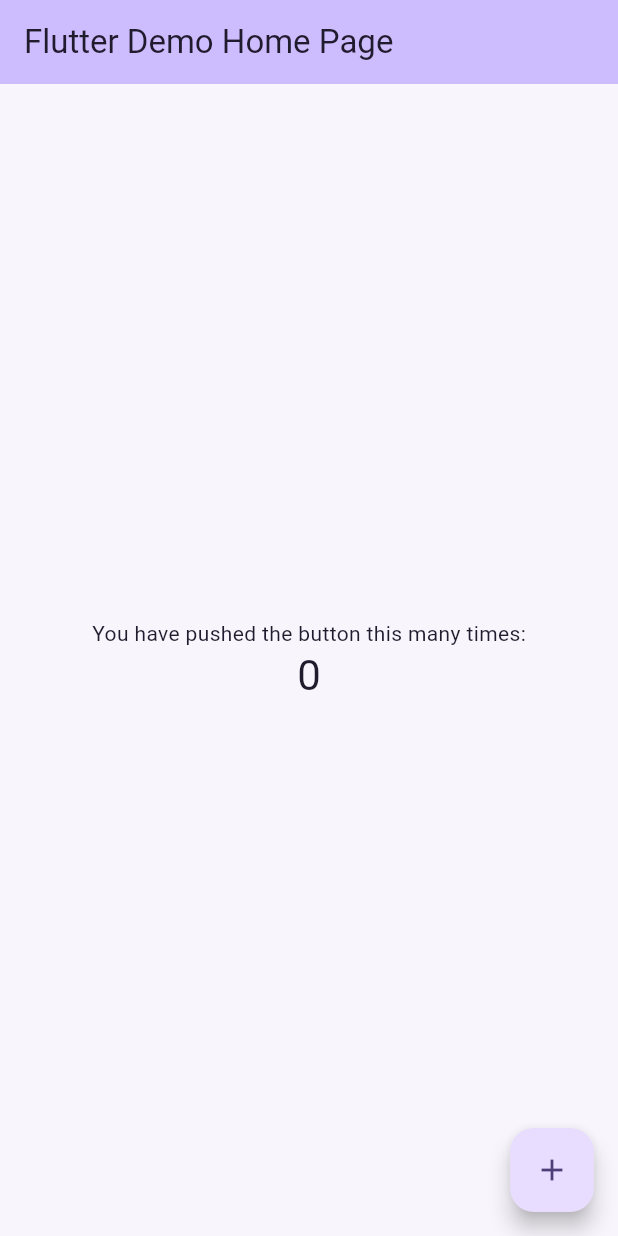
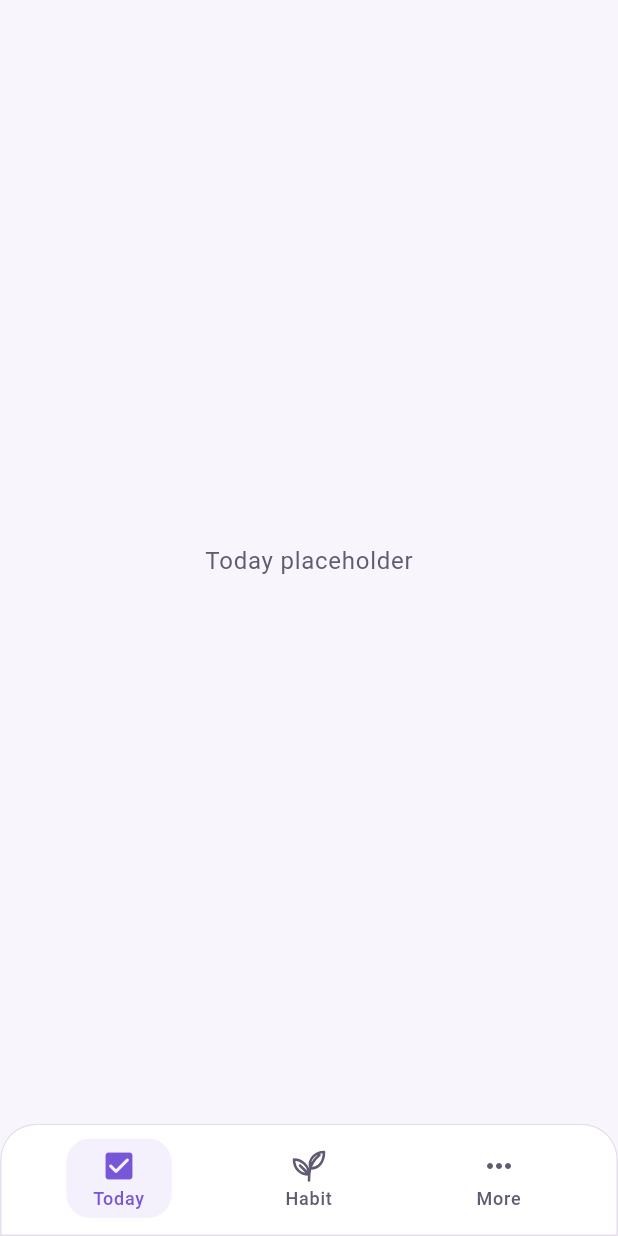
Before and after one commit to YMB01/Second-Brain, a Flutter app: the screen it shows after launch, on a phone screen of 412 x 824 dp. Run offline on Flutter 3.47's test engine with Material 3 defaults, Android fonts, the phone set to English and light mode, and no system bars.

Commit message:
feat: add main bottom navigation

```diff
--- /dev/null
+++ b/lib/features/main/main_page.dart
@@ -0,0 +1,59 @@
+import 'package:flutter/material.dart';
+
+import 'main_widget.dart';
+
+/// The root route owns the tab bar. Push deeper routes on the root Navigator
+/// (Navigator.of(context, rootNavigator: true)) to cover the entire shell.
+class MainPage extends StatefulWidget {
+  const MainPage({super.key});
+
+  @override
+  State<MainPage> createState() => _MainPageState();
+}
+
+class _MainPageState extends State<MainPage> {
+  int _selectedIndex = 0;
+
+  @override
+  Widget build(BuildContext context) {
+    return Scaffold(
+      body: SafeArea(
+        child: IndexedStack(
+          index: _selectedIndex,
+          children: const [
+            _TabPlaceholder(title: 'Today'),
+            _TabPlaceholder(title: 'Habit'),
+            _TabPlaceholder(title: 'More'),
+          ],
+        ),
+      ),
+      bottomNavigationBar: MainBottomNavigation(
+        selectedIndex: _selectedIndex,
+        onDestinationSelected: (index) {
+          if (index != _selectedIndex) {
+            setState(() => _selectedIndex = index);
+          }
+        },
+      ),
+    );
+  }
+}
+
+class _TabPlaceholder extends StatelessWidget {
+  const _TabPlaceholder({required this.title});
+
+  final String title;
+
+  @override
+  Widget build(BuildContext context) {
+    final theme = Theme.of(context);
+    return Center(
+      child: Text(
+        '$title placeholder',
+        style: theme.textTheme.bodyLarge?.copyWith(
+          color: theme.colorScheme.onSurfaceVariant,
+        ),
+      ),
+    );
+  }
+}
--- /dev/null
+++ b/lib/features/main/main_widget.dart
@@ -0,0 +1,161 @@
+import 'package:flutter/material.dart';
+
+class MainBottomNavigation extends StatelessWidget {
+  const MainBottomNavigation({
+    super.key,
+    required this.selectedIndex,
+    required this.onDestinationSelected,
+  });
+
+  final int selectedIndex;
+  final ValueChanged<int> onDestinationSelected;
+
+  @override
+  Widget build(BuildContext context) {
+    final colors = Theme.of(context).colorScheme;
+    return Material(
+      color: colors.surface,
+      shape: RoundedRectangleBorder(
+        borderRadius: const BorderRadius.vertical(top: Radius.circular(24)),
+        side: BorderSide(color: colors.outlineVariant),
+      ),
+      clipBehavior: Clip.antiAlias,
+      child: SafeArea(
+        top: false,
+        minimum: const EdgeInsets.fromLTRB(16, 6, 16, 8),
+        child: Row(
+          children: [
+            for (var index = 0; index < 3; index++)
+              Expanded(
+                child: _TabButton(
+                  index: index,
+                  selected: selectedIndex == index,
+                  onTap: () => onDestinationSelected(index),
+                ),
+              ),
+          ],
+        ),
+      ),
+    );
+  }
+}
+
+class _TabButton extends StatelessWidget {
+  const _TabButton({
+    required this.index,
+    required this.selected,
+    required this.onTap,
+  });
+
+  final int index;
+  final bool selected;
+  final VoidCallback onTap;
+
+  static const _labels = ['Today', 'Habit', 'More'];
+
+  @override
+  Widget build(BuildContext context) {
+    final theme = Theme.of(context);
+    final colors = theme.colorScheme;
+    final foreground = selected ? colors.primary : colors.onSurfaceVariant;
+    final largeText = MediaQuery.textScalerOf(context).scale(12) > 18;
+
+    return Semantics(
+      label: _labels[index],
+      button: true,
+      selected: selected,
+      onTap: onTap,
+      child: InkWell(
+        onTap: onTap,
+        borderRadius: BorderRadius.circular(18),
+        excludeFromSemantics: true,
+        child: ExcludeSemantics(
+          child: Padding(
+            padding: const EdgeInsets.symmetric(vertical: 4),
+            child: Center(
+              heightFactor: 1,
+              child: Ink(
+                decoration: BoxDecoration(
+                  color: selected
+                      ? colors.primary.withValues(alpha: 0.08)
+                      : Colors.transparent,
+                  borderRadius: BorderRadius.circular(16),
+                ),
+                padding: EdgeInsets.symmetric(
+                  horizontal: largeText ? 4 : 18,
+                  vertical: 6,
+                ),
+                child: Column(
+                  mainAxisSize: MainAxisSize.min,
+                  children: [
+                    if (index == 1)
+                      CustomPaint(
+                        size: const Size(24, 24),
+                        painter: _SproutPainter(foreground),
+                      )
+                    else
+                      Icon(
+                        index == 0
+                            ? (selected
+                                  ? Icons.check_box_rounded
+                                  : Icons.check_box_outlined)
+                            : Icons.more_horiz,
+                        size: 24,
+                        color: foreground,
+                      ),
+                    const SizedBox(height: 3),
+                    Text(
+                      _labels[index],
+                      textAlign: TextAlign.center,
+                      style: theme.textTheme.labelMedium?.copyWith(
+                        color: foreground,
+                        fontSize: 12,
+                        height: 1.2,
+                        fontWeight: FontWeight.w500,
+                      ),
+                    ),
+                  ],
+                ),
+              ),
+            ),
+          ),
+        ),
+      ),
+    );
+  }
+}
+
+/// Vector sprout matching the reference without adding an icon dependency.
+class _SproutPainter extends CustomPainter {
+  const _SproutPainter(this.color);
+
+  final Color color;
+
+  @override
+  void paint(Canvas canvas, Size size) {
+    canvas.save();
+    canvas.scale(size.width / 24, size.height / 24);
+    final paint = Paint()
+      ..color = color
+      ..style = PaintingStyle.stroke
+      ..strokeWidth = 1.7
+      ..strokeCap = StrokeCap.round
+      ..strokeJoin = StrokeJoin.round;
+    final path = Path()
+      ..moveTo(12, 22)
+      ..cubicTo(12, 15, 13, 10, 19, 5)
+      ..moveTo(13, 14)
+      ..cubicTo(11, 7, 17, 3, 22, 3)
+      ..cubicTo(22, 9, 19, 14, 13, 14)
+      ..moveTo(12, 18)
+      ..cubicTo(12, 12, 7, 8, 2, 8)
+      ..cubicTo(2, 14, 6, 18, 12, 18)
+      ..moveTo(6, 12)
+      ..lineTo(12, 18);
+    canvas.drawPath(path, paint);
+    canvas.restore();
+  }
+
+  @override
+  bool shouldRepaint(_SproutPainter oldDelegate) => color != oldDelegate.color;
+}
--- a/lib/main.dart
+++ b/lib/main.dart
@@ -1,6 +1,7 @@
 import 'package:flutter/material.dart';
 
 import 'core/theme/app_theme.dart';
+import 'features/main/main_page.dart';
 
 void main() {
   runApp(const MyApp());
@@ -9,7 +10,6 @@ void main() {
 class MyApp extends StatelessWidget {
   const MyApp({super.key});
 
-  // This widget is the root of your application.
   @override
   Widget build(BuildContext context) {
     return MaterialApp(
@@ -17,93 +17,7 @@ class MyApp extends StatelessWidget {
       theme: AppTheme.light,
       darkTheme: AppTheme.dark,
       themeMode: ThemeMode.system,
-      home: const MyHomePage(title: 'Flutter Demo Home Page'),
+      home: const MainPage(),
     );
   }
 }
-
-class MyHomePage extends StatefulWidget {
-  const MyHomePage({super.key, required this.title});
-
-  // This widget is the home page of your application. It is stateful, meaning
-  // that it has a State object (defined below) that contains fields that affect
-  // how it looks.
-
-  // This class is the configuration for the state. It holds the values (in this
-  // case the title) provided by the parent (in this case the App widget) and
-  // used by the build method of the State. Fields in a Widget subclass are
-  // always marked "final".
-
-  final String title;
-
-  @override
-  State<MyHomePage> createState() => _MyHomePageState();
-}
-
-class _MyHomePageState extends State<MyHomePage> {
-  int _counter = 0;
-
-  void _incrementCounter() {
-    setState(() {
-      // This call to setState tells the Flutter framework that something has
-      // changed in this State, which causes it to rerun the build method below
-      // so that the display can reflect the updated values. If we changed
-      // _counter without calling setState(), then the build method would not be
-      // called again, and so nothing would appear to happen.
-      _counter++;
-    });
-  }
-
-  @override
-  Widget build(BuildContext context) {
-    // This method is rerun every time setState is called, for instance as done
-    // by the _incrementCounter method above.
-    //
-    // The Flutter framework has been optimized to make rerunning build methods
-    // fast, so that you can just rebuild anything that needs updating rather
-    // than having to individually change instances of widgets.
-    return Scaffold(
-      appBar: AppBar(
-        // TRY THIS: Try changing the color here to a specific color (to
-        // Colors.amber, perhaps?) and trigger a hot reload to see the AppBar
-        // change color while the other colors stay the same.
-        backgroundColor: Theme.of(context).colorScheme.inversePrimary,
-        // Here we take the value from the MyHomePage object that was created by
-        // the App.build method, and use it to set our appbar title.
-        title: Text(widget.title),
-      ),
-      body: Center(
-        // Center is a layout widget. It takes a single child and positions it
-        // in the middle of the parent.
-        child: Column(
-          // Column is also a layout widget. It takes a list of children and
-          // arranges them vertically. By default, it sizes itself to fit its
-          // children horizontally, and tries to be as tall as its parent.
-          //
-          // Column has various properties to control how it sizes itself and
-          // how it positions its children. Here we use mainAxisAlignment to
-          // center the children vertically; the main axis here is the vertical
-          // axis because Columns are vertical (the cross axis would be
-          // horizontal).
-          //
-          // TRY THIS: Invoke "debug painting" (choose the "Toggle Debug Paint"
-          // action in the IDE, or press "p" in the console), to see the
-          // wireframe for each widget.
-          mainAxisAlignment: .center,
-          children: [
-            const Text('You have pushed the button this many times:'),
-            Text(
-              '$_counter',
-              style: Theme.of(context).textTheme.headlineMedium,
-            ),
-          ],
-        ),
-      ),
-      floatingActionButton: FloatingActionButton(
-        onPressed: _incrementCounter,
-        tooltip: 'Increment',
-        child: const Icon(Icons.add),
-      ),
-    );
-  }
-}
```
Also changed, not shown: 2 other files.
